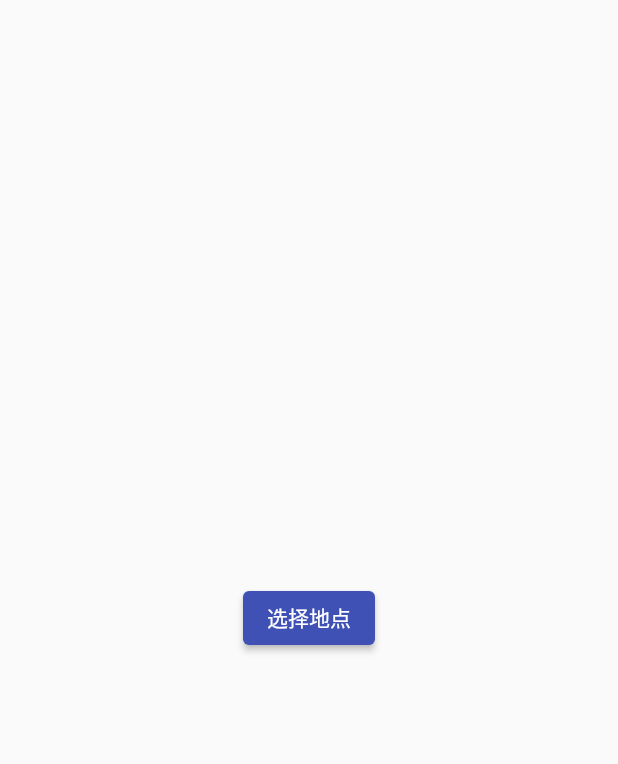
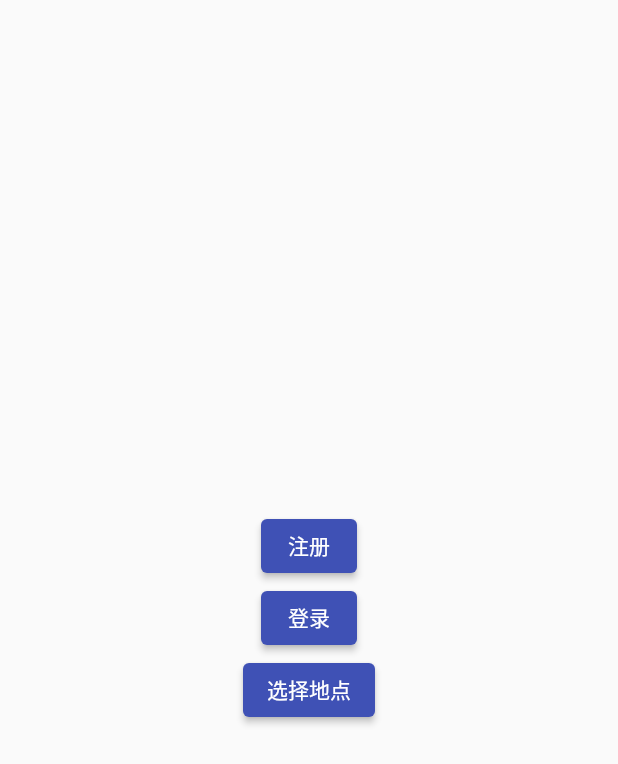
Before and after one commit to Populus-Studio/free-travel-app, a Flutter app: the screen it shows after launch, on a phone screen of 412 x 824 dp. Shown: the top 764 px of the screen. Run offline on Flutter 3.47's test engine with Material 2 defaults, Android fonts, the light colour scheme and no system bars; our stand-ins replace palette_generator; missing offline and left inert: flutter_swipecards.

Commit message:
[feat](front-end): finished three features

```diff
--- a/front-end/caca_trip_planner/lib/screens/main_screen.dart
+++ b/front-end/caca_trip_planner/lib/screens/main_screen.dart
@@ -1,9 +1,10 @@
+import 'package:cacatripplanner/screens/login_screen.dart';
+import 'package:cacatripplanner/screens/singup_screen.dart';
 import 'package:flutter/material.dart';
 import 'package:provider/provider.dart';
 
 import '/screens/select_screen.dart';
 import '/providers/locations.dart';
-import '/utils.dart';
 
 class MainScreen extends StatelessWidget {
   static const routeName = '/main-screen';
@@ -13,8 +14,27 @@ class MainScreen extends StatelessWidget {
   @override
   Widget build(BuildContext context) {
     return Scaffold(
-      body: Container(
-          alignment: Alignment.center,
+      body: Column(
+        mainAxisAlignment: MainAxisAlignment.center,
+        children: [
+          Center(
+            child: ElevatedButton(
+              child: const Text("注册"),
+              onPressed: () {
+                Navigator.of(context).pushNamed(SignupScreen.routeName);
+              },
+            ),
+          ),
+          Center(
+            child: ElevatedButton(
+              child: const Text("登录"),
+              onPressed: () {
+                Navigator.of(context)
+                    .pushNamed(LoginViaUsernameScreen.routeName);
+              },
+            ),
+          ),
+          Center(
             child: ElevatedButton(
               child: const Text("选择地点"),
               onPressed: () {
@@ -24,7 +44,10 @@ class MainScreen extends StatelessWidget {
                   Navigator.of(context).pushNamed(SelectScreen.routeName);
                 });
               },
-          )),
+            ),
+          ),
+        ],
+      ),
     );
   }
 }
```
Also changed, not shown: front-end/caca_trip_planner/lib/screens/select_screen.dart (+6 -4 lines). Lines whose indentation alone changed are shown as unchanged.
